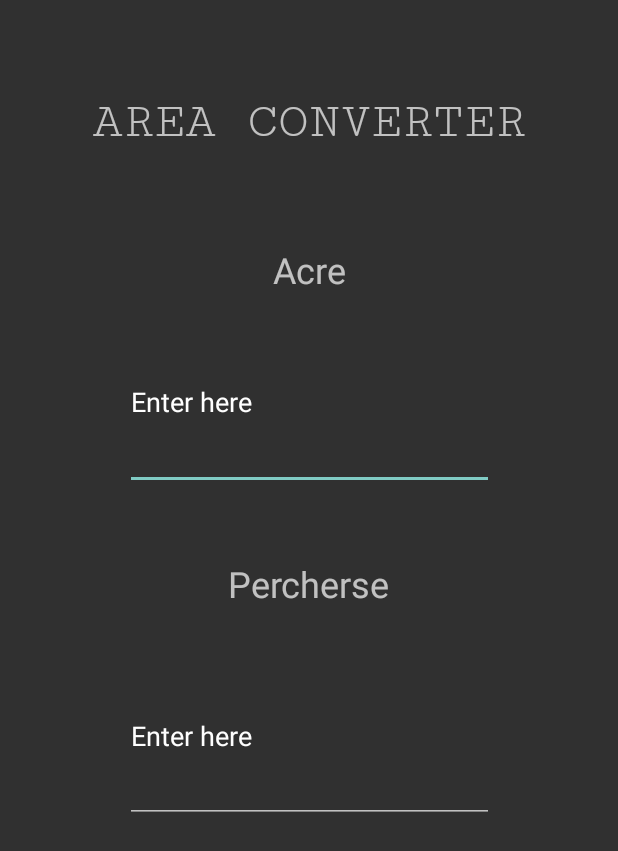
After one commit to nave3nP/E-Goviya, an Android app: the WeightConverter screen opened directly, with no data from a screen before it, on a phone screen of 412 x 824 dp. The commit adds this screen. Shown: the top 851 px of the screen. Run offline under Robolectric (Android 15) with nearby library versions, the phone set to English and light mode, and no system bars.

Commit message:
Added Converter Screens

```diff
--- /dev/null
+++ b/app/src/main/java/com/project/myapplication/WeightConverter.java
@@ -0,0 +1,14 @@
+package com.project.myapplication;
+
+import androidx.appcompat.app.AppCompatActivity;
+
+import android.os.Bundle;
+
+public class WeightConverter extends AppCompatActivity {
+
+    @Override
+    protected void onCreate(Bundle savedInstanceState) {
+        super.onCreate(savedInstanceState);
+        setContentView(R.layout.activity_weight_converter);
+    }
+}
--- /dev/null
+++ b/app/src/main/res/layout/activity_weight_converter.xml
@@ -0,0 +1,75 @@
+<?xml version="1.0" encoding="utf-8"?>
+<androidx.constraintlayout.widget.ConstraintLayout xmlns:android="http://schemas.android.com/apk/res/android"
+    xmlns:app="http://schemas.android.com/apk/res-auto"
+    xmlns:tools="http://schemas.android.com/tools"
+    android:layout_width="match_parent"
+    android:layout_height="match_parent"
+    android:backgroundTint="#FF5722"
+    android:foregroundTint="#CA6363"
+    tools:context=".WeightConverter">
+
+    <TextView
+        android:id="@+id/areaTitle"
+        android:layout_width="wrap_content"
+        android:layout_height="wrap_content"
+        android:layout_marginTop="62dp"
+        android:layout_marginBottom="63dp"
+        android:fontFamily="serif-monospace"
+        android:text="AREA CONVERTER"
+        android:textSize="34sp"
+        app:layout_constraintBottom_toTopOf="@+id/textView7"
+        app:layout_constraintEnd_toEndOf="parent"
+        app:layout_constraintStart_toStartOf="parent"
+        app:layout_constraintTop_toTopOf="parent" />
+
+    <EditText
+        android:id="@+id/editTextTextPersonName"
+        android:layout_width="246dp"
+        android:layout_height="0dp"
+        android:layout_marginBottom="46dp"
+        android:ems="10"
+        android:inputType="textPersonName"
+        android:text="Enter here"
+        app:layout_constraintBottom_toTopOf="@+id/textView8"
+        app:layout_constraintEnd_toEndOf="parent"
+        app:layout_constraintStart_toStartOf="parent"
+        app:layout_constraintTop_toBottomOf="@+id/textView7" />
+
+    <TextView
+        android:id="@+id/textView7"
+        android:layout_width="wrap_content"
+        android:layout_height="wrap_content"
+        android:layout_marginBottom="14dp"
+        android:text="Acre"
+        android:textSize="24sp"
+        app:layout_constraintBottom_toTopOf="@+id/editTextTextPersonName"
+        app:layout_constraintEnd_toEndOf="parent"
+        app:layout_constraintStart_toStartOf="parent"
+        app:layout_constraintTop_toBottomOf="@+id/areaTitle" />
+
+    <TextView
+        android:id="@+id/textView8"
+        android:layout_width="wrap_content"
+        android:layout_height="wrap_content"
+        android:layout_marginBottom="27dp"
+        android:text="Percherse"
+        android:textSize="24sp"
+        app:layout_constraintBottom_toTopOf="@+id/kilo"
+        app:layout_constraintEnd_toEndOf="parent"
+        app:layout_constraintStart_toStartOf="parent"
+        app:layout_constraintTop_toBottomOf="@+id/editTextTextPersonName" />
+
+    <EditText
+        android:id="@+id/kilo"
+        android:layout_width="246dp"
+        android:layout_height="0dp"
+        android:layout_marginBottom="275dp"
+        android:ems="10"
+        android:inputType="textPersonName"
+        android:text="Enter here"
+        app:layout_constraintBottom_toBottomOf="parent"
+        app:layout_constraintEnd_toEndOf="parent"
+        app:layout_constraintStart_toStartOf="parent"
+        app:layout_constraintTop_toBottomOf="@+id/textView8" />
+
+</androidx.constraintlayout.widget.ConstraintLayout>
--- a/build.gradle
+++ b/build.gradle
@@ -1,6 +1,6 @@
 // Top-level build file where you can add configuration options common to all sub-projects/modules.
 plugins {
-    id 'com.android.application' version '7.4.0' apply false
-    id 'com.android.library' version '7.4.0' apply false
+    id 'com.android.application' version '7.4.1' apply false
+    id 'com.android.library' version '7.4.1' apply false
     id 'com.google.android.libraries.mapsplatform.secrets-gradle-plugin' version '2.0.1' apply false
 }
```
Also changed, not shown: app/src/main/AndroidManifest.xml (+16 -2 lines), app/src/main/java/com/project/myapplication/AreaConverter.java (added, +14 -0 lines), app/src/main/java/com/project/myapplication/ConverterList.java (added, +40 -0 lines), app/src/main/java/com/project/myapplication/Dashboard.java (+11 -0 lines), app/src/main/res/layout/activity_area_converter.xml (added, +74 -0 lines), app/src/main/res/layout/activity_converter_list.xml (added, +65 -0 lines), app/src/main/res/layout/activity_dashboard.xml (+27 -25 lines).
